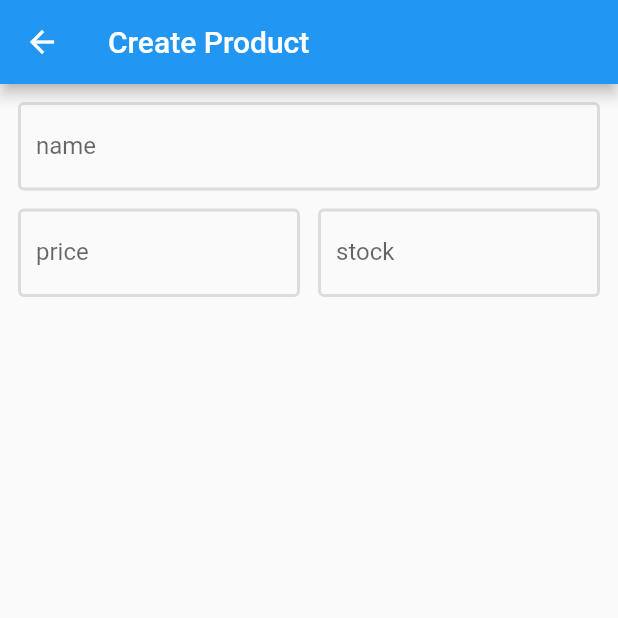
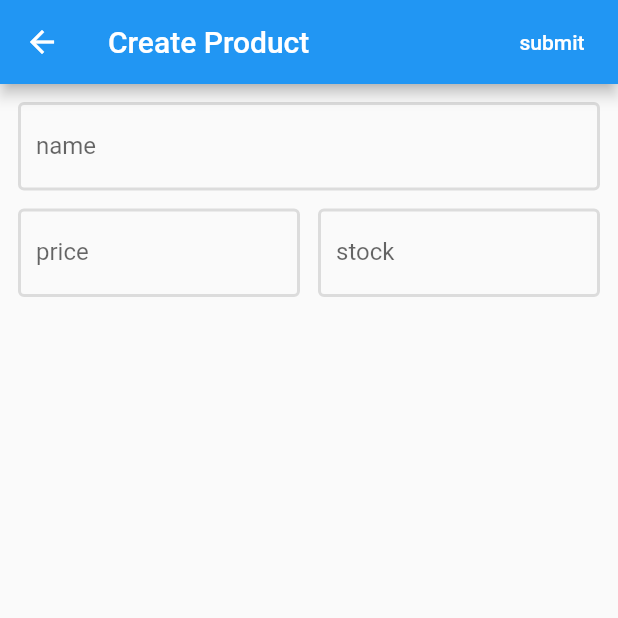
Before and after one commit to AUNG533/My_Stock, a Flutter app: the ManagementPage screen opened by its route, on a phone screen of 412 x 824 dp, the top half of it. Run offline on Flutter 3.47's test engine with Material 2 defaults, Android fonts, the phone set to English and light mode, and no system bars; our stand-ins replace another_flushbar, badges, dio, font_awesome_flutter, shared_preferences; accounts and stored records are empty.

Commit message:
Product Form part 2

```diff
--- a/lib/src/pages/manament/management_page.dart
+++ b/lib/src/pages/manament/management_page.dart
@@ -1,7 +1,7 @@
 // management_page.dart
 // ignore_for_file: prefer_const_constructors
-
 import 'package:flutter/material.dart';
+import 'package:mystock/src/models/product.dart';
 
 class ManagementPage extends StatefulWidget {
   const ManagementPage({Key? key}) : super(key: key);
@@ -13,20 +13,22 @@ class ManagementPage extends StatefulWidget {
 class _ManagementPageState extends State<ManagementPage> {
   late bool _isEdit;
   final _spacing = 12.0;
+  late Product _product;
+  final _form = GlobalKey<FormState>();
 
   @override
   void initState() {
     _isEdit = false;
+    _product = Product();
     super.initState();
   }
 
   @override
   Widget build(BuildContext context) {
     return Scaffold(
-      appBar: AppBar(
-        title: Text(_isEdit ? 'Edit Product' : 'Create Product'),
-      ),
+      appBar: _buildAppBar(), // ExtractMethod AppBar
       body: Form(
+        key: _form,
         child: Padding(
           padding: const EdgeInsets.all(12.0),
           child: Column(
@@ -51,6 +53,24 @@ class _ManagementPageState extends State<ManagementPage> {
     );
   }
 
+  AppBar _buildAppBar() {
+    return AppBar(
+      title: Text(_isEdit ? 'Edit Product' : 'Create Product'),
+      actions: [
+        FlatButton(
+          textColor: Colors.white,
+          onPressed: () {
+            _form.currentState?.save();
+            print(_product.name);
+            print(_product.price);
+            print(_product.stock);
+          },
+          child: Text('submit'),
+        ),
+      ],
+    );
+  }
+
   InputDecoration inputStyle(label) => InputDecoration(
         focusedBorder: OutlineInputBorder(
           borderSide: BorderSide(
@@ -69,13 +89,24 @@ class _ManagementPageState extends State<ManagementPage> {
 
   TextFormField _buildNameInput() => TextFormField(
         decoration: inputStyle('name'),
+        onSaved: (String? value) {
+          _product.name = value!.isEmpty ? '-' : value;
+        },
       );
 
   TextFormField _buildPriceInput() => TextFormField(
         decoration: inputStyle('price'),
+        keyboardType: TextInputType.number,
+        onSaved: (String? value) {
+          _product.price = value!.isEmpty ? 0 : int.parse(value);
+        },
       );
 
   TextFormField _buildStockInput() => TextFormField(
         decoration: inputStyle('stock'),
+        keyboardType: TextInputType.number,
+        onSaved: (String? value) {
+          _product.stock = value!.isEmpty ? 0 : int.parse(value);
+        },
       );
 }
```
